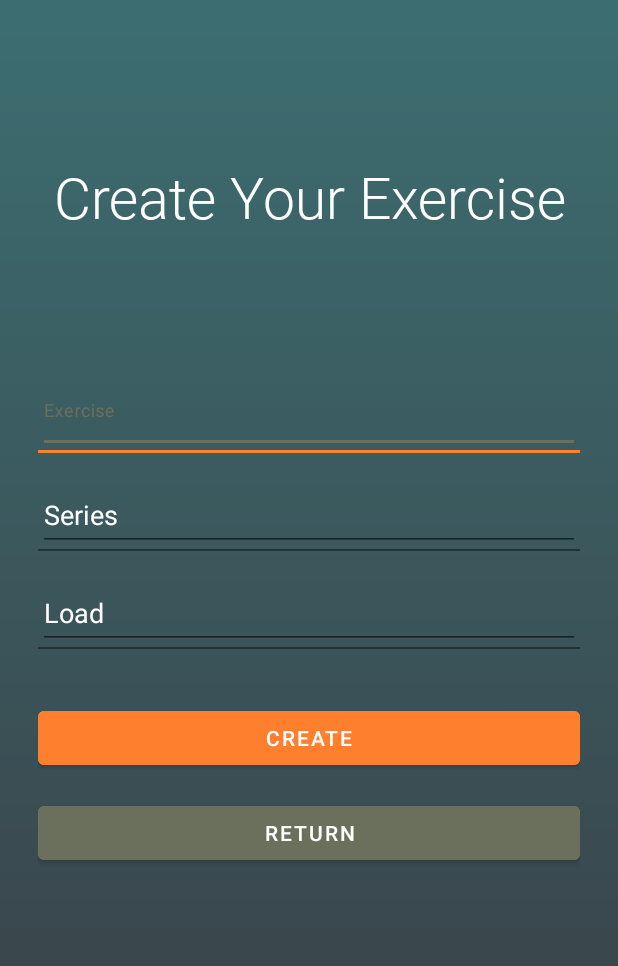
After one commit to matsouto/workoutplanner, an Android app: the ExerciseCreatorLats screen opened directly, with no data from a screen before it, on a phone screen of 412 x 824 dp. The commit adds this screen. Shown: the top 966 px of the screen. Run offline under Robolectric (Android 15) with nearby library versions, the phone set to English and light mode, and no system bars; our stand-ins replace Firebase (no records; nobody signed in at launch, a user with empty details on screens opened directly).

Commit message:
integrate database to the exercise creator

```diff
--- a/app/src/main/AndroidManifest.xml
+++ b/app/src/main/AndroidManifest.xml
@@ -9,6 +9,9 @@
         android:roundIcon="@mipmap/ic_launcher_round"
         android:supportsRtl="true"
         android:theme="@style/Theme.WorkoutApp">
+        <activity
+            android:name=".exercises.ExerciseCreatorLats"
+            android:exported="true" />
         <activity
             android:name=".auth.Register"
             android:exported="true" />
--- /dev/null
+++ b/app/src/main/java/com/souto/workoutapp/exercises/ExerciseCreatorLats.java
@@ -0,0 +1,102 @@
+package com.souto.workoutapp.exercises;
+
+import androidx.appcompat.app.AppCompatActivity;
+
+import android.content.Intent;
+import android.os.Bundle;
+import android.text.TextUtils;
+import android.view.View;
+import android.view.WindowManager;
+import android.widget.Button;
+import android.widget.EditText;
+import android.widget.ListView;
+import android.widget.TextView;
+import android.widget.Toast;
+
+import com.google.firebase.auth.FirebaseAuth;
+import com.google.firebase.database.DatabaseReference;
+import com.google.firebase.database.FirebaseDatabase;
+import com.souto.workoutapp.R;
+import com.souto.workoutapp.WorkoutPlanner;
+import com.souto.workoutapp.auth.Register;
+import com.souto.workoutapp.model.CustomAdapter;
+import com.souto.workoutapp.model.ExerciseModel;
+
+import java.util.ArrayList;
+import java.util.Objects;
+
+public class ExerciseCreatorLats extends AppCompatActivity {
+
+    Button btn_return, btn_create;
+    EditText edt_exercise, edt_series, edt_load;
+    ArrayList<ExerciseModel> exercises = new ArrayList<>();
+    ListView listView;
+    private FirebaseAuth mAuth;
+
+    @Override
+    protected void onCreate(Bundle savedInstanceState) {
+        super.onCreate(savedInstanceState);
+
+        getWindow().getDecorView().setSystemUiVisibility(View.SYSTEM_UI_FLAG_HIDE_NAVIGATION); // Hide Navigation
+        getWindow().setFlags(WindowManager.LayoutParams.FLAG_FULLSCREEN, WindowManager.LayoutParams.FLAG_FULLSCREEN); // Hide Status
+        Objects.requireNonNull(getSupportActionBar()).hide(); // Hide Action Bar
+
+        setContentView(R.layout.activity_exercise_creator);
+
+        // ------------------------------------------
+
+        // Returns to the list
+        btn_return = findViewById(R.id.btn_return);
+        btn_return.setOnClickListener(new View.OnClickListener() {
+            @Override
+            public void onClick(View view) {
+                openLats();
+            }
+        });
+
+        // Creates the exercise
+        btn_create = findViewById(R.id.btn_create);
+        btn_create.setOnClickListener(new View.OnClickListener() {
+            @Override
+            public void onClick(View view) {
+                buildExercise();
+            }
+        });
+
+        edt_exercise = findViewById(R.id.create_name);
+        edt_series = findViewById(R.id.create_series);
+        edt_load = findViewById(R.id.create_load);
+        listView = (ListView) findViewById(R.id.lats_exercise_list);
+
+        mAuth = FirebaseAuth.getInstance();
+    }
+
+    public void openLats() {
+        Intent intent = new Intent(this, Lats.class);
+        startActivity(intent);
+        finish();
+    }
+
+    public void buildExercise () {
+
+        ExerciseModel exercise = new ExerciseModel(
+                edt_exercise.getText().toString(),
+                edt_series.getText().toString(),
+                edt_load.getText().toString());
+
+        // Send the new exercise to the database
+        if (!TextUtils.isEmpty(exercise.getExercise_name()) ||
+                !TextUtils.isEmpty(exercise.getSeries()) ||
+                !TextUtils.isEmpty(exercise.getWeight())) {
+
+            // Save the object in the database
+            FirebaseDatabase mDatabase = FirebaseDatabase.getInstance();
+            DatabaseReference mRef = mDatabase.getReference();
+
+            mRef.child("users").child(mAuth.getUid()).child("latsList").child(exercise.getExercise_name()).setValue(exercise);
+            Toast.makeText(ExerciseCreatorLats.this,"Saved Successfully!",Toast.LENGTH_SHORT).show();
+        }
+
+        openLats();
+    }
+}
--- /dev/null
+++ b/app/src/main/res/layout/activity_exercise_creator.xml
@@ -0,0 +1,107 @@
+<?xml version="1.0" encoding="utf-8"?>
+<LinearLayout
+    xmlns:android="http://schemas.android.com/apk/res/android"
+    xmlns:app="http://schemas.android.com/apk/res-auto"
+    xmlns:tools="http://schemas.android.com/tools"
+    android:layout_width="match_parent"
+    android:layout_height="match_parent"
+    tools:context=".exercises.ExerciseCreatorLats"
+    android:background="@drawable/menu_bg"
+    android:orientation="vertical"
+    android:padding="25dp">
+
+
+    <TextView
+        android:id="@+id/create_title"
+        android:layout_width="match_parent"
+        android:layout_height="wrap_content"
+        android:text="@string/create_your_exercise"
+        android:textColor="@color/white"
+        android:textSize="38sp"
+        android:fontFamily="@font/roboto_light"
+        android:textAlignment="center"
+        android:layout_marginTop="80dp"
+        android:layout_marginBottom="100dp"
+        />
+
+    <com.google.android.material.textfield.TextInputLayout
+        style="@style/Widget.MaterialComponents.TextInputLayout.FilledBox.ExposedDropdownMenu"
+        android:layout_width="match_parent"
+        android:layout_height="wrap_content"
+        android:backgroundTint="@color/white"
+        android:textColorHint="@color/white"
+        app:boxStrokeColor="@color/app_orange"
+        app:endIconMode="clear_text"
+        android:hint="@string/exercise"
+        android:layout_marginBottom="20dp">
+
+        <com.google.android.material.textfield.TextInputEditText
+            android:id="@+id/create_name"
+            android:layout_width="match_parent"
+            android:layout_height="wrap_content"
+            android:inputType="text"
+            />
+
+    </com.google.android.material.textfield.TextInputLayout>
+
+    <com.google.android.material.textfield.TextInputLayout
+        style="@style/Widget.MaterialComponents.TextInputLayout.FilledBox.ExposedDropdownMenu"
+        android:layout_width="match_parent"
+        android:layout_height="wrap_content"
+        android:backgroundTint="@color/white"
+        android:textColorHint="@color/white"
+        app:boxStrokeColor="@color/app_orange"
+        app:endIconMode="clear_text"
+        android:hint="@string/series"
+        android:layout_marginBottom="20dp">
+
+        <com.google.android.material.textfield.TextInputEditText
+            android:id="@+id/create_series"
+            android:layout_width="match_parent"
+            android:layout_height="wrap_content"
+            android:inputType="number"
+            />
+
+    </com.google.android.material.textfield.TextInputLayout>
+
+    <com.google.android.material.textfield.TextInputLayout
+        style="@style/Widget.MaterialComponents.TextInputLayout.FilledBox.Dense.ExposedDropdownMenu"
+        android:layout_width="match_parent"
+        android:layout_height="wrap_content"
+        android:backgroundTint="@color/white"
+        android:textColorHint="@color/white"
+        app:boxStrokeColor="@color/app_orange"
+        app:endIconMode="clear_text"
+        android:hint="@string/load"
+        android:layout_marginBottom="20dp"
+        >
+
+        <com.google.android.material.textfield.TextInputEditText
+            android:id="@+id/create_load"
+            android:layout_width="match_parent"
+            android:layout_height="wrap_content"
+            android:inputType="numberDecimal"
+            />
+
+    </com.google.android.material.textfield.TextInputLayout>
+
+    <Button
+        android:id="@+id/btn_create"
+        android:layout_width="match_parent"
+        android:layout_height="wrap_content"
+        android:text="@string/create"
+        android:textColor="@color/white"
+        android:backgroundTint="@color/app_orange"
+        android:layout_marginTop="15dp"
+        />
+
+    <Button
+        android:id="@+id/btn_return"
+        android:layout_width="match_parent"
+        android:layout_height="wrap_content"
+        android:text="@string/_return"
+        android:textColor="@color/white"
+        android:backgroundTint="@color/app_gray"
+        android:layout_marginTop="15dp"
+        />
+</LinearLayout>
--- a/app/src/main/res/values/strings.xml
+++ b/app/src/main/res/values/strings.xml
@@ -20,4 +20,7 @@
     <string name="log_out">Log out</string>
     <string name="add">Add</string>
     <string name="series">Series</string>
+    <string name="create_your_exercise">Create Your Exercise</string>
+    <string name="create">Create</string>
+    <string name="_return">Return</string>
 </resources>
```
Also changed, not shown: app/src/main/java/com/souto/workoutapp/MainActivity.java (+6 -6 lines), app/src/main/java/com/souto/workoutapp/WorkoutPlanner.java (+10 -1 lines), app/src/main/java/com/souto/workoutapp/exercises/Lats.java (+23 -0 lines), app/src/main/java/com/souto/workoutapp/model/CustomAdapter.java (added, +58 -0 lines), app/src/main/java/com/souto/workoutapp/model/ExerciseModel.java (added, +49 -0 lines), app/src/main/res/layout/activity_lats.xml (+16 -18 lines), app/src/main/res/layout/exercise_list_item.xml (added, +35 -0 lines).
